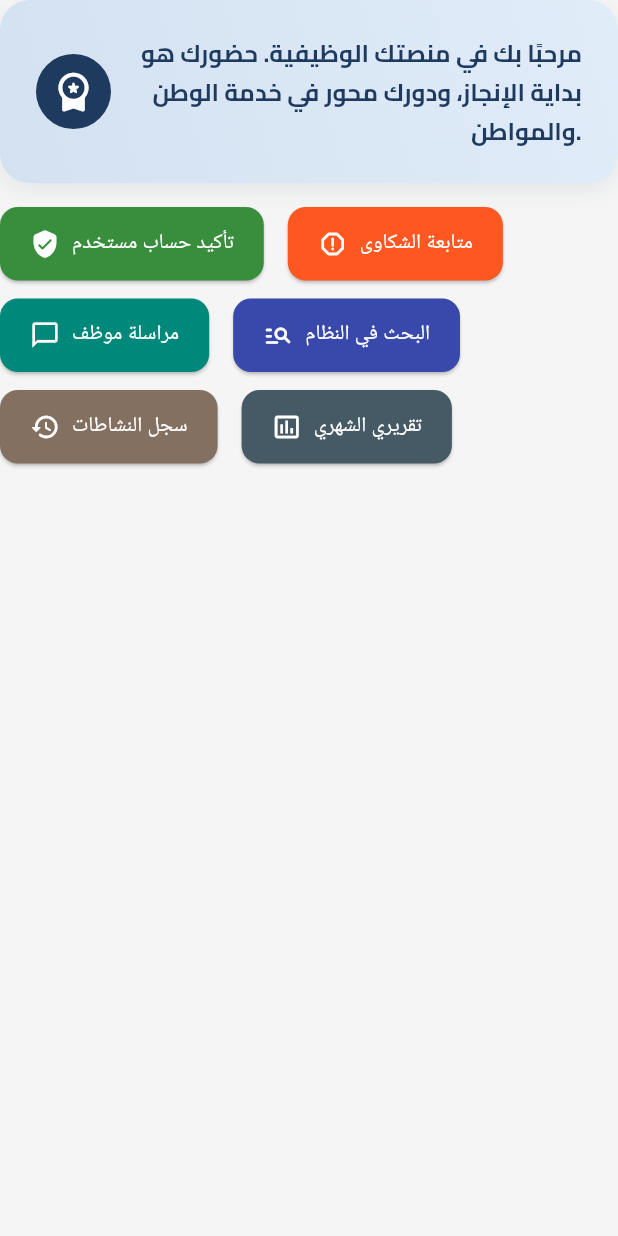
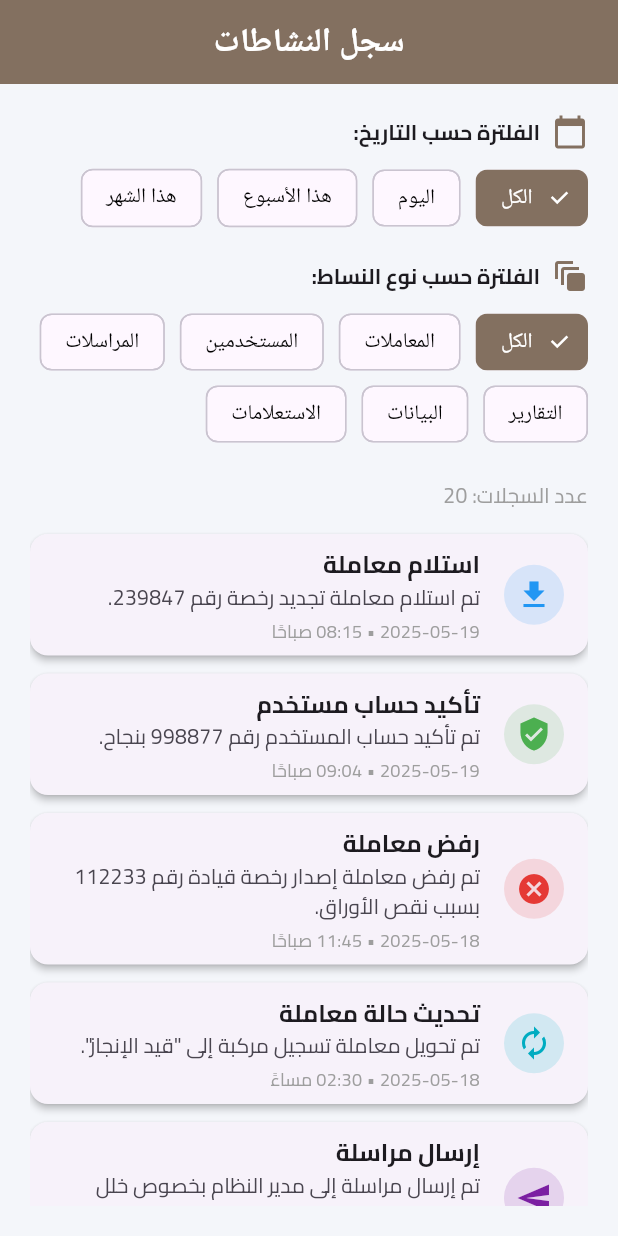
Before and after one commit to osamadweikat/Traffic-Department-Frontend, a Flutter app: the DashboardWelcomeAndActions widget shown alone on an empty page, opened directly, after a tap on "سجل النشاطات", on a phone screen of 412 x 824 dp. Run offline on Flutter 3.47's test engine with Material 3 defaults, Android fonts, the phone set to English and light mode, and no system bars; our stand-ins replace data_table_2, easy_localization, file_picker, image_picker, lottie, month_picker_dialog and 5 more; missing offline and left inert: universal_html; accounts and stored records are empty; project files that could hold a hidden picture were left out.

Commit message:
add activity log screen

```diff
--- /dev/null
+++ b/lib/data/activity_log.dart
@@ -0,0 +1,162 @@
+final List<Map<String, dynamic>> activityLog = [
+  {
+    'type': 'استلام معاملة',
+    'details': 'تم استلام معاملة تجديد رخصة رقم 239847.',
+    'date': '2025-05-19',
+    'time': '08:15 صباحًا',
+    'icon': 'download',
+    'color': 0xFF2196F3,
+  },
+  {
+    'type': 'تأكيد حساب مستخدم',
+    'details': 'تم تأكيد حساب المستخدم رقم 998877 بنجاح.',
+    'date': '2025-05-19',
+    'time': '09:04 صباحًا',
+    'icon': 'verified',
+    'color': 0xFF4CAF50,
+  },
+  {
+    'type': 'رفض معاملة',
+    'details': 'تم رفض معاملة إصدار رخصة قيادة رقم 112233 بسبب نقص الأوراق.',
+    'date': '2025-05-18',
+    'time': '11:45 صباحًا',
+    'icon': 'cancel',
+    'color': 0xFFE53935,
+  },
+  {
+    'type': 'تحديث حالة معاملة',
+    'details': 'تم تحويل معاملة تسجيل مركبة إلى "قيد الإنجاز".',
+    'date': '2025-05-18',
+    'time': '02:30 مساءً',
+    'icon': 'autorenew',
+    'color': 0xFF00ACC1,
+  },
+  {
+    'type': 'إرسال مراسلة',
+    'details': 'تم إرسال مراسلة إلى مدير النظام بخصوص خلل تقني.',
+    'date': '2025-05-17',
+    'time': '09:00 صباحًا',
+    'icon': 'send',
+    'color': 0xFF7B1FA2,
+  },
+  {
+    'type': 'إضافة ملاحظة داخلية',
+    'details': 'تمت إضافة ملاحظة: "يرجى مراجعة الوثائق المرفقة".',
+    'date': '2025-05-17',
+    'time': '10:20 صباحًا',
+    'icon': 'note_alt',
+    'color': 0xFF546E7A,
+  },
+  {
+    'type': 'البحث في النظام',
+    'details': 'تم البحث عن معاملة تحويل ملكية عبر رقم الهوية.',
+    'date': '2025-05-16',
+    'time': '08:45 صباحًا',
+    'icon': 'search',
+    'color': 0xFF3F51B5,
+  },
+  {
+    'type': 'تعديل بيانات مركبة',
+    'details': 'تم تعديل نوع الوقود لمركبة رقم 1-2345-67.',
+    'date': '2025-05-16',
+    'time': '03:12 مساءً',
+    'icon': 'directions_car',
+    'color': 0xFF6D4C41,
+  },
+  {
+    'type': 'تصدير تقرير',
+    'details': 'تم تصدير تقرير الشكاوى كملف PDF.',
+    'date': '2025-05-15',
+    'time': '04:45 مساءً',
+    'icon': 'picture_as_pdf',
+    'color': 0xFF5E35B1,
+  },
+  {
+    'type': 'متابعة شكوى',
+    'details': 'تم تحديث حالة الشكوى رقم 556677 إلى "تم الحل".',
+    'date': '2025-05-15',
+    'time': '10:05 صباحًا',
+    'icon': 'report_problem',
+    'color': 0xFFFF9800,
+  },
+  {
+    'type': 'استلام معاملة',
+    'details': 'تم استلام معاملة إصدار لوحة جديدة رقم 334455.',
+    'date': '2025-05-14',
+    'time': '08:10 صباحًا',
+    'icon': 'download',
+    'color': 0xFF2196F3,
+  },
+  {
+    'type': 'تأكيد حساب مستخدم',
+    'details': 'تم تأكيد حساب مستخدم جديد في النظام رقم 889900.',
+    'date': '2025-05-14',
+    'time': '09:30 صباحًا',
+    'icon': 'verified',
+    'color': 0xFF4CAF50,
+  },
+  {
+    'type': 'رفض معاملة',
+    'details': 'تم رفض معاملة تصدير مركبة رقم 778899 بسبب نقص الوثائق.',
+    'date': '2025-05-13',
+    'time': '01:00 مساءً',
+    'icon': 'cancel',
+    'color': 0xFFE53935,
+  },
+  {
+    'type': 'تحديث حالة معاملة',
+    'details': 'تم تحويل معاملة إصدار رخصة مهنية إلى "مكتملة".',
+    'date': '2025-05-13',
+    'time': '02:45 مساءً',
+    'icon': 'autorenew',
+    'color': 0xFF00ACC1,
+  },
+  {
+    'type': 'إرسال مراسلة',
+    'details': 'تم إرسال مراسلة إلى المواطن بخصوص موعد الفحص الفني.',
+    'date': '2025-05-12',
+    'time': '10:00 صباحًا',
+    'icon': 'send',
+    'color': 0xFF7B1FA2,
+  },
+  {
+    'type': 'إضافة ملاحظة داخلية',
+    'details': 'تمت إضافة ملاحظة: "المعاملة قيد المتابعة من الإدارة".',
+    'date': '2025-05-12',
+    'time': '11:50 صباحًا',
+    'icon': 'note_alt',
+    'color': 0xFF546E7A,
+  },
+  {
+    'type': 'البحث في النظام',
+    'details': 'تم إجراء بحث باستخدام رقم لوحة المركبة.',
+    'date': '2025-05-11',
+    'time': '09:20 صباحًا',
+    'icon': 'search',
+    'color': 0xFF3F51B5,
+  },
+  {
+    'type': 'تعديل بيانات مركبة',
+    'details': 'تم تغيير لون المركبة رقم 2-6789-01.',
+    'date': '2025-05-11',
+    'time': '02:10 مساءً',
+    'icon': 'directions_car',
+    'color': 0xFF6D4C41,
+  },
+  {
+    'type': 'تصدير تقرير',
+    'details': 'تم تصدير تقرير الحركات الداخلية للموظف.',
+    'date': '2025-05-10',
+    'time': '03:55 مساءً',
+    'icon': 'picture_as_pdf',
+    'color': 0xFF5E35B1,
+  },
+  {
+    'type': 'متابعة شكوى',
+    'details': 'تم فتح شكوى جديدة برقم 667788.',
+    'date': '2025-05-10',
+    'time': '01:30 مساءً',
+    'icon': 'report_problem',
+    'color': 0xFFFF9800,
+  },
+];
--- a/lib/screens/staff/dashboard/dashboard_welcome_and_actions.dart
+++ b/lib/screens/staff/dashboard/dashboard_welcome_and_actions.dart
@@ -1,4 +1,5 @@
 import 'package:flutter/material.dart';
+import 'package:traffic_department/screens/staff/tasks/activity_log_screen.dart';
 import 'package:traffic_department/screens/staff/tasks/confirm_user_screen.dart';
 import 'package:traffic_department/screens/staff/tasks/smart_search_screen.dart';
 import 'package:traffic_department/screens/staff/tasks/staff_messages/message_inbox_screen.dart';
@@ -114,12 +115,16 @@ class DashboardWelcomeAndActions extends StatelessWidget {
           );
         },
       },
-
       {
         'icon': Icons.history_rounded,
         'label': 'سجل النشاطات',
         'color': Color(0xFF837060),
-        'onTap': () {},
+        'onTap': () {
+          Navigator.push(
+            context,
+            MaterialPageRoute(builder: (context) => const ActivityLogScreen()),
+          );
+        },
       },
       {
         'icon': Icons.insert_chart_outlined,
--- /dev/null
+++ b/lib/screens/staff/tasks/activity_log_screen.dart
@@ -0,0 +1,275 @@
+import 'package:flutter/material.dart';
+import 'package:traffic_department/data/activity_log.dart';
+
+class ActivityLogScreen extends StatefulWidget {
+  const ActivityLogScreen({super.key});
+
+  @override
+  State<ActivityLogScreen> createState() => _ActivityLogScreenState();
+}
+
+class _ActivityLogScreenState extends State<ActivityLogScreen> {
+  DateTime? fromDate;
+  DateTime? toDate;
+  String selectedTypeGroup = 'الكل';
+
+  final List<String> typeGroups = [
+    'الكل',
+    'المعاملات',
+    'المستخدمين',
+    'المراسلات',
+    'التقارير',
+    'البيانات',
+    'الاستعلامات',
+  ];
+
+  List<Map<String, dynamic>> get filteredActivities {
+    return activityLog.where((activity) {
+      final activityDate = DateTime.parse(activity['date']);
+      final matchesDate =
+          (fromDate == null || !activityDate.isBefore(fromDate!)) &&
+          (toDate == null || !activityDate.isAfter(toDate!));
+      final matchesType =
+          selectedTypeGroup == 'الكل' ||
+          _matchesGroup(activity['type'], selectedTypeGroup);
+      return matchesDate && matchesType;
+    }).toList();
+  }
+
+  bool _matchesGroup(String type, String group) {
+    switch (group) {
+      case 'المعاملات':
+        return type.contains('معاملة');
+      case 'المستخدمين':
+        return type.contains('تأكيد');
+      case 'المراسلات':
+        return type.contains('مراسلة') || type.contains('ملاحظة');
+      case 'التقارير':
+        return type.contains('تقرير');
+      case 'البيانات':
+        return type.contains('تعديل');
+      case 'الاستعلامات':
+        return type.contains('بحث') || type.contains('شكوى');
+      default:
+        return true;
+    }
+  }
+
+  void setQuickDateRange(String range) {
+    final now = DateTime.now();
+    setState(() {
+      switch (range) {
+        case 'اليوم':
+          fromDate = DateTime(now.year, now.month, now.day);
+          toDate = now;
+          break;
+        case 'هذا الأسبوع':
+          fromDate = now.subtract(const Duration(days: 7));
+          toDate = now;
+          break;
+        case 'هذا الشهر':
+          fromDate = DateTime(now.year, now.month, 1);
+          toDate = now;
+          break;
+        case 'الكل':
+          fromDate = null;
+          toDate = null;
+          break;
+      }
+    });
+  }
+
+  @override
+  Widget build(BuildContext context) {
+    return Directionality(
+      textDirection: TextDirection.rtl,
+      child: Scaffold(
+        backgroundColor: const Color(0xFFF4F6FA),
+        appBar: AppBar(
+          backgroundColor: Color(0xFF837060),
+          centerTitle: true,
+          title: const Text(
+            'سجل النشاطات',
+            style: TextStyle(color: Colors.white, fontWeight: FontWeight.bold),
+          ),
+          automaticallyImplyLeading: false,
+        ),
+        body: Padding(
+          padding: const EdgeInsets.all(20),
+          child: Column(
+            crossAxisAlignment: CrossAxisAlignment.start,
+            children: [
+              _buildQuickFilters(),
+              const SizedBox(height: 20),
+              Text(
+                'عدد السجلات: ${filteredActivities.length}',
+                style: const TextStyle(color: Colors.grey),
+              ),
+              const SizedBox(height: 10),
+              Expanded(
+                child: ListView.builder(
+                  itemCount: filteredActivities.length,
+                  itemBuilder: (context, index) {
+                    final activity = filteredActivities[index];
+                    return _buildActivityCard(activity);
+                  },
+                ),
+              ),
+            ],
+          ),
+        ),
+      ),
+    );
+  }
+
+  Widget _buildQuickFilters() {
+    final now = DateTime.now();
+    final startOfToday = DateTime(now.year, now.month, now.day);
+    final startOfWeek = now.subtract(const Duration(days: 7));
+    final startOfMonth = DateTime(now.year, now.month, 1);
+
+    bool isSameDay(DateTime a, DateTime b) {
+      return a.year == b.year && a.month == b.month && a.day == b.day;
+    }
+
+    return Column(
+      crossAxisAlignment: CrossAxisAlignment.start,
+      children: [
+        Row(
+          children: const [
+            Icon(Icons.calendar_today, color: Color(0xFF837060)),
+            SizedBox(width: 8),
+            Text(
+              'الفلترة حسب التاريخ:',
+              style: TextStyle(fontWeight: FontWeight.bold),
+            ),
+          ],
+        ),
+        const SizedBox(height: 8),
+        Wrap(
+          spacing: 10,
+          children:
+              ['الكل', 'اليوم', 'هذا الأسبوع', 'هذا الشهر'].map((label) {
+                final isSelected =
+                    (label == 'اليوم' &&
+                        fromDate != null &&
+                        isSameDay(fromDate!, startOfToday) &&
+                        isSameDay(toDate!, now)) ||
+                    (label == 'هذا الأسبوع' &&
+                        fromDate != null &&
+                        isSameDay(fromDate!, startOfWeek) &&
+                        isSameDay(toDate!, now)) ||
+                    (label == 'هذا الشهر' &&
+                        fromDate != null &&
+                        isSameDay(fromDate!, startOfMonth) &&
+                        isSameDay(toDate!, now)) ||
+                    (label == 'الكل' && fromDate == null && toDate == null);
+
+                return ChoiceChip(
+                  label: Text(
+                    label,
+                    style: TextStyle(
+                      color: isSelected ? Colors.white : Colors.black,
+                    ),
+                  ),
+                  selected: isSelected,
+                  selectedColor: Color(0xFF837060),
+                  checkmarkColor: Colors.white,
+                  onSelected: (_) => setQuickDateRange(label),
+                );
+              }).toList(),
+        ),
+        const SizedBox(height: 16),
+        Row(
+          children: const [
+            Icon(Icons.auto_awesome_motion, color: Color(0xFF837060)),
+            SizedBox(width: 8),
+            Text(
+              'الفلترة حسب نوع النساط:',
+              style: TextStyle(fontWeight: FontWeight.bold),
+            ),
+          ],
+        ),
+        const SizedBox(height: 8),
+        Wrap(
+          spacing: 10,
+          children:
+              typeGroups.map((type) {
+                final isSelected = selectedTypeGroup == type;
+                return ChoiceChip(
+                  label: Text(
+                    type,
+                    style: TextStyle(
+                      color: isSelected ? Colors.white : Colors.black,
+                    ),
+                  ),
+                  selected: isSelected,
+                  selectedColor: Color(0xFF837060),
+                  checkmarkColor: Colors.white,
+                  onSelected: (_) => setState(() => selectedTypeGroup = type),
+                );
+              }).toList(),
+        ),
+      ],
+    );
+  }
+
+  Widget _buildActivityCard(Map<String, dynamic> activity) {
+    return Card(
+      margin: const EdgeInsets.symmetric(vertical: 6),
+      shape: RoundedRectangleBorder(borderRadius: BorderRadius.circular(12)),
+      elevation: 2,
+      child: ListTile(
+        leading: CircleAvatar(
+          backgroundColor: Color(activity['color']).withOpacity(0.15),
+          child: Icon(
+            _getIcon(activity['icon']),
+            color: Color(activity['color']),
+          ),
+        ),
+        title: Text(
+          activity['type'],
+          style: const TextStyle(fontWeight: FontWeight.bold),
+        ),
+        subtitle: Column(
+          crossAxisAlignment: CrossAxisAlignment.start,
+          children: [
+            Text(activity['details']),
+            const SizedBox(height: 4),
+            Text(
+              '${activity['date']} • ${activity['time']}',
+              style: const TextStyle(fontSize: 12, color: Colors.grey),
+            ),
+          ],
+        ),
+      ),
+    );
+  }
+
+  IconData _getIcon(String name) {
+    switch (name) {
+      case 'download':
+        return Icons.download;
+      case 'verified':
+        return Icons.verified_user;
+      case 'cancel':
+        return Icons.cancel;
+      case 'autorenew':
+        return Icons.autorenew;
+      case 'send':
+        return Icons.send;
+      case 'note_alt':
+        return Icons.note_alt;
+      case 'search':
+        return Icons.search;
+      case 'directions_car':
+        return Icons.directions_car;
+      case 'picture_as_pdf':
+        return Icons.picture_as_pdf;
+      case 'report_problem':
+        return Icons.report_problem;
+      default:
+        return Icons.info_outline;
+    }
+  }
+}
```
